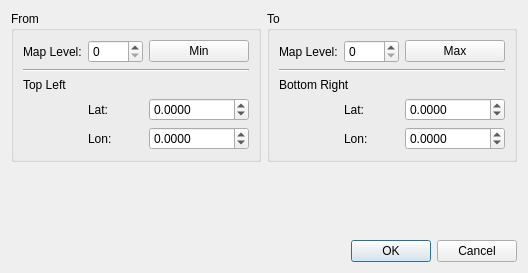
Qt form resources/OSMDownloadAreaDialog.ui (MichalVlasak/OSMViewer) before a commit.
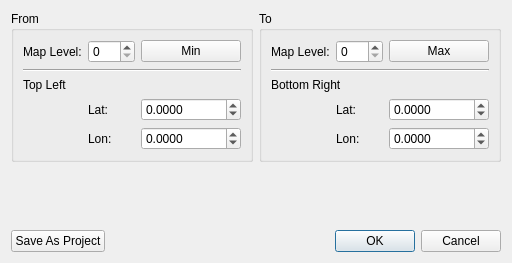
The same form after that commit. Custom widgets are drawn as their Qt base class.

```diff
--- a/resources/OSMDownloadAreaDialog.ui
+++ b/resources/OSMDownloadAreaDialog.ui
@@ -6,15 +6,15 @@
    <rect>
     <x>0</x>
     <y>0</y>
-    <width>528</width>
-    <height>273</height>
+    <width>512</width>
+    <height>263</height>
    </rect>
   </property>
   <property name="windowTitle">
    <string>OSM Download Area</string>
   </property>
-  <layout class="QGridLayout" name="gridLayout">
-   <item row="0" column="0">
+  <layout class="QVBoxLayout" name="verticalLayout">
+   <item>
     <layout class="QHBoxLayout" name="horizontalLayout" stretch="0,0">
      <item>
       <widget class="QGroupBox" name="groupBox">
@@ -210,10 +210,10 @@
      </item>
     </layout>
    </item>
-   <item row="1" column="0">
+   <item>
     <widget class="DeleteOldMapsWidget" name="deleteOldMapsWidget" native="true"/>
    </item>
-   <item row="2" column="0">
+   <item>
     <spacer name="verticalSpacer">
      <property name="orientation">
       <enum>Qt::Vertical</enum>
@@ -226,7 +226,29 @@
      </property>
     </spacer>
    </item>
-   <item row="3" column="0">
+   <item>
+    <layout class="QHBoxLayout" name="horizontalLayout_2">
+     <item>
+      <widget class="QPushButton" name="saveAsProject">
+       <property name="text">
+        <string>Save As Project</string>
+       </property>
+      </widget>
+     </item>
+     <item>
+      <spacer name="horizontalSpacer">
+       <property name="orientation">
+        <enum>Qt::Horizontal</enum>
+       </property>
+       <property name="sizeHint" stdset="0">
+        <size>
+         <width>40</width>
+         <height>20</height>
+        </size>
+       </property>
+      </spacer>
+     </item>
+     <item>
     <widget class="QDialogButtonBox" name="buttonBox">
      <property name="orientation">
       <enum>Qt::Horizontal</enum>
@@ -235,6 +257,8 @@
       <set>QDialogButtonBox::Cancel|QDialogButtonBox::Ok</set>
      </property>
     </widget>
+     </item>
+    </layout>
    </item>
   </layout>
  </widget>
```
Lines whose indentation alone changed are shown as unchanged.
